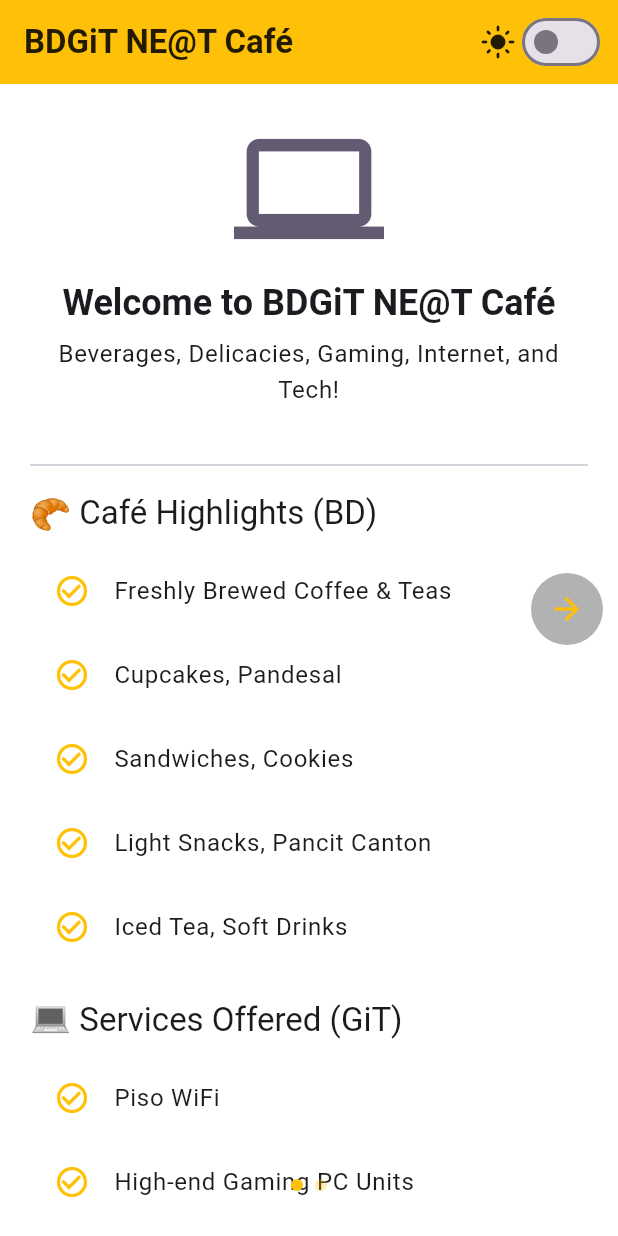
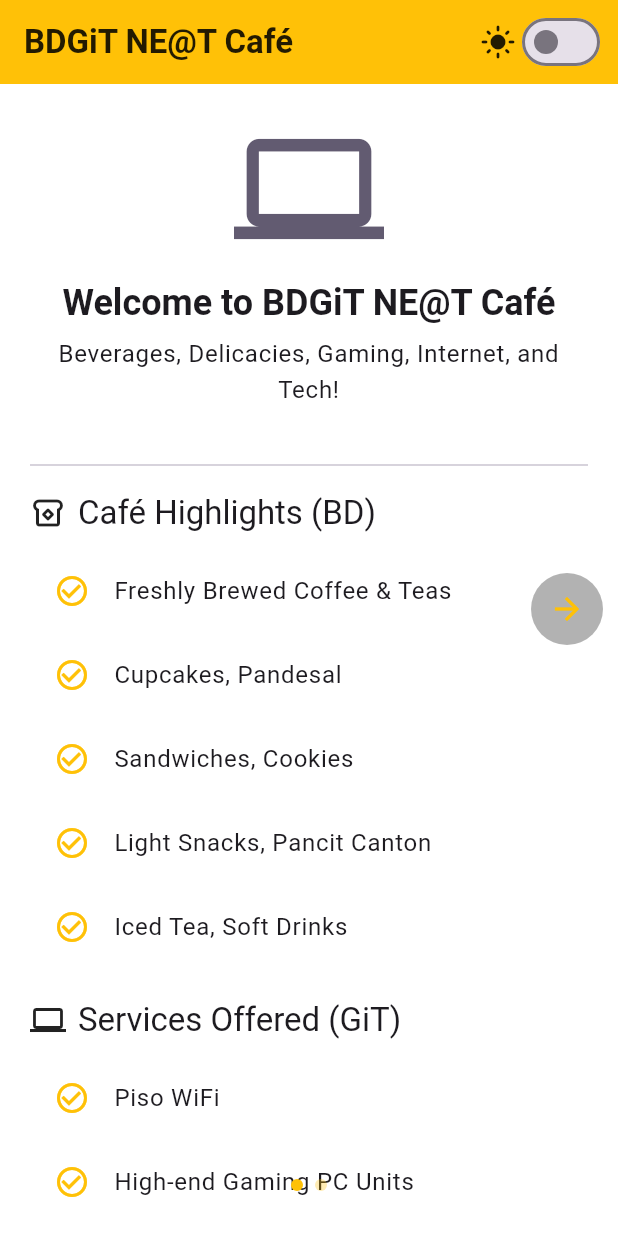
Before and after one commit to Cy2Kin3sis/NetCafeAd, a Flutter app: the screen it shows after launch, on a phone screen of 412 x 824 dp. Run offline on Flutter 3.47's test engine with Material 3 defaults, Android fonts, the phone set to English and light mode, and no system bars; our stand-ins replace shared_preferences.

Commit message:
Label changes

```diff
--- a/lib/home.dart
+++ b/lib/home.dart
@@ -81,9 +81,15 @@ class BDGiTState extends State<BDGiT> {
           const SizedBox(height: 30),
           const Divider(thickness: 1),
           const SizedBox(height: 10),
-          Text(
-            '🥐 Café Highlights (BD)',
-            style: Theme.of(context).textTheme.titleLarge,
+          Row(
+            children: [
+              Icon(Icons.breakfast_dining_outlined),
+              const SizedBox(width: 8),
+              Text(
+                'Café Highlights (BD)',
+                style: Theme.of(context).textTheme.titleLarge,
+              ),
+            ]
           ),
           const SizedBox(height: 10),
           ...[
@@ -97,9 +103,15 @@ class BDGiTState extends State<BDGiT> {
             title: Text(highlight),
           )),
           const SizedBox(height: 20),
-          Text(
-            '💻 Services Offered (GiT)',
-            style: Theme.of(context).textTheme.titleLarge,
+          Row(
+            children: [
+              Icon(Icons.computer_outlined),
+              const SizedBox(width: 8),
+              Text(
+                'Services Offered (GiT)',
+                style: Theme.of(context).textTheme.titleLarge,
+              ),
+            ],
           ),
           const SizedBox(height: 10),
           ...[
```
